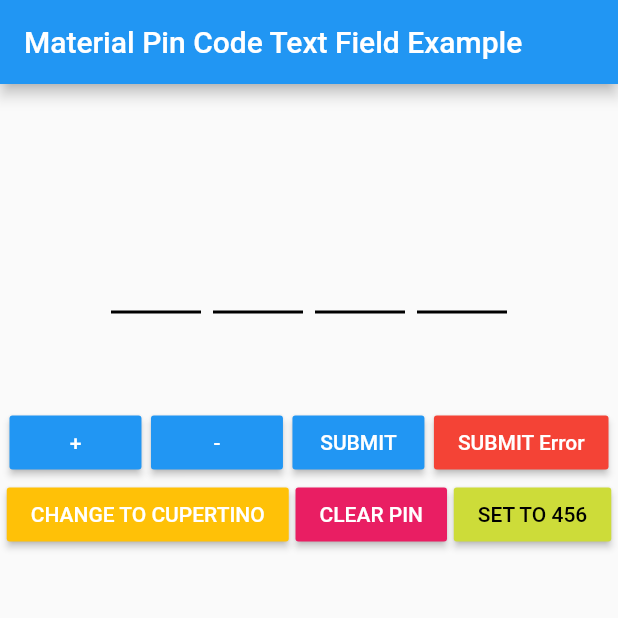
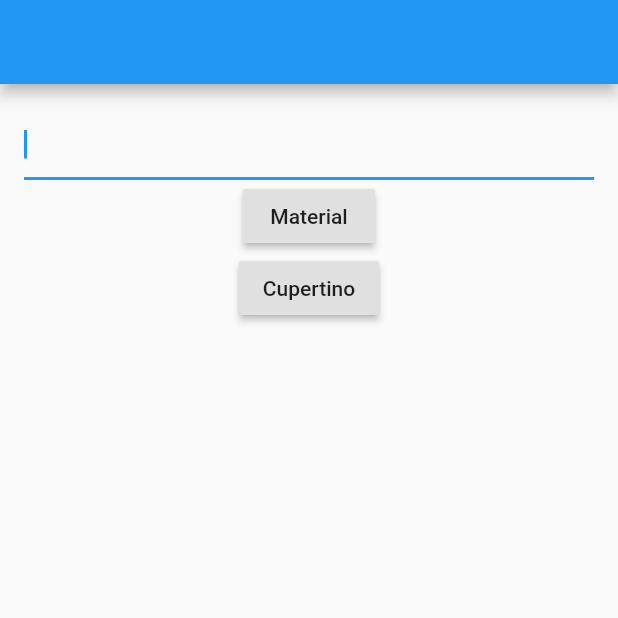
Before and after one commit to LiewJunTung/pin_code_text_field, a Flutter app: the screen it shows after launch, on a phone screen of 412 x 824 dp, the top half of it. Run offline on Flutter 3.47's test engine with Material 2 defaults, Android fonts, the phone set to English and light mode, and no system bars.

Commit message:
[1.3.7] #21

```diff
--- a/example/lib/main.dart
+++ b/example/lib/main.dart
@@ -2,10 +2,76 @@ import 'package:flutter/cupertino.dart';
 import 'package:flutter/material.dart';
 import 'package:pin_code_text_field/pin_code_text_field.dart';
 
-void main() => runApp(new MyApp());
+const String MATERIAL_SCREEN = "MATERIAL_SCREEN";
+
+void main() => runApp(new SampleApp());
+
+class SampleApp extends StatelessWidget {
+  bool isMaterial = true;
+
+  MaterialPageRoute _buildRoute(RouteSettings settings, Widget builder) {
+    return new MaterialPageRoute(
+      settings: settings,
+      builder: (ctx) => builder,
+    );
+  }
+
+  @override
+  Widget build(BuildContext context) {
+    return MaterialApp(
+      home: MainApp(),
+      onGenerateRoute: (RouteSettings settings) {
+        switch (settings.name) {
+          case MATERIAL_SCREEN:
+            bool isMaterial = settings.arguments;
+            return _buildRoute(settings, MyApp(isMaterial: isMaterial,));
+        }
+      },
+    );
+  }
+}
+
+class MainApp extends StatelessWidget {
+  @override
+  Widget build(BuildContext context) {
+    // TODO: implement build
+    return Scaffold(
+      appBar: AppBar(),
+      body: Padding(
+        padding: const EdgeInsets.all(16.0),
+        child: Container(
+          child: Column(
+            children: <Widget>[
+              TextField(
+                autofocus: true,
+              ),
+              RaisedButton(
+                child: Text("Material"),
+                onPressed: () {
+                  Navigator.of(context).pushNamed(MATERIAL_SCREEN, arguments:  true);
+                },
+              ),
+              RaisedButton(
+                child: Text("Cupertino"),
+                onPressed: () {
+                  Navigator.of(context).pushNamed(MATERIAL_SCREEN, arguments: false);
+                },
+              )
+            ],
+          ),
+        ),
+      ),
+    );
+  }
+
+}
 
 class MyApp extends StatefulWidget {
   // This widget is the root of your application.
+  final bool isMaterial;
+
+  const MyApp({Key key, this.isMaterial}) : super(key: key);
+
   @override
   _MyAppState createState() => _MyAppState();
 }
@@ -14,20 +80,18 @@ class _MyAppState extends State<MyApp> {
   TextEditingController controller = TextEditingController(text: "");
   String thisText = "";
   int pinLength = 4;
-  bool isMaterial = true;
   bool hasError = false;
   String errorMessage;
 
   @override
   void dispose() {
     controller.dispose();
-
     super.dispose();
   }
 
   @override
   Widget build(BuildContext context) {
-    return isMaterial
+    return widget.isMaterial
         ? new MaterialApp(
             title: "Flutter Demo",
             home: materialPin(),
@@ -45,12 +109,6 @@ class _MyAppState extends State<MyApp> {
             title: 'Flutter Demo',
             home: cupertinoPin(),
           );
-  }
-
-  changePlatform() {
-    setState(() {
-      isMaterial = !isMaterial;
-    });
   }
 
   Scaffold materialPin() {
@@ -71,7 +129,7 @@ class _MyAppState extends State<MyApp> {
               Container(
                 height: 100.0,
                 child: PinCodeTextField(
-                  autofocus: false,
+                  autofocus: true,
                   controller: controller,
                   hideCharacter: true,
                   highlight: true,
@@ -152,12 +210,6 @@ class _MyAppState extends State<MyApp> {
                           this.hasError = true;
                         });
                       },
-                    ),
-                    MaterialButton(
-                      color: Colors.amber,
-                      textColor: Colors.white,
-                      child: Text("CHANGE TO CUPERTINO"),
-                      onPressed: changePlatform,
                     ),
                     MaterialButton(
                       color: Colors.pink,
@@ -283,11 +335,7 @@ class _MyAppState extends State<MyApp> {
                             this.hasError = true;
                           });
                         },
-                      ),
-                      CupertinoButton(
-                        child: Text("CHANGE TO MATERIAL"),
-                        onPressed: changePlatform,
-                      ),
+                      )
                     ],
                   ),
                 )
--- a/lib/pin_code_text_field.dart
+++ b/lib/pin_code_text_field.dart
@@ -208,7 +208,7 @@ class PinCodeTextFieldState extends State<PinCodeTextField> {
         widget.onTextChanged(widget.controller.text);
       }
     });
-    focusNode.addListener(() {
+    focusNode?.addListener(() {
       setState(() {
         hasFocus = focusNode.hasFocus;
       });
--- a/pubspec.yaml
+++ b/pubspec.yaml
@@ -1,6 +1,6 @@
 name: pin_code_text_field
 description: A beautiful and highly customisable Flutter widget for entering pin code. Suitable for use cases such as login and OTP.
-version: 1.3.6
+version: 1.3.7
 author: Liew Jun Tung <liewjuntung@gmail.com>
 homepage: https://github.com/LiewJunTung/Pin-Code-Text-Field
 
```
Also changed, not shown: pubspec.lock, 2 other files.
